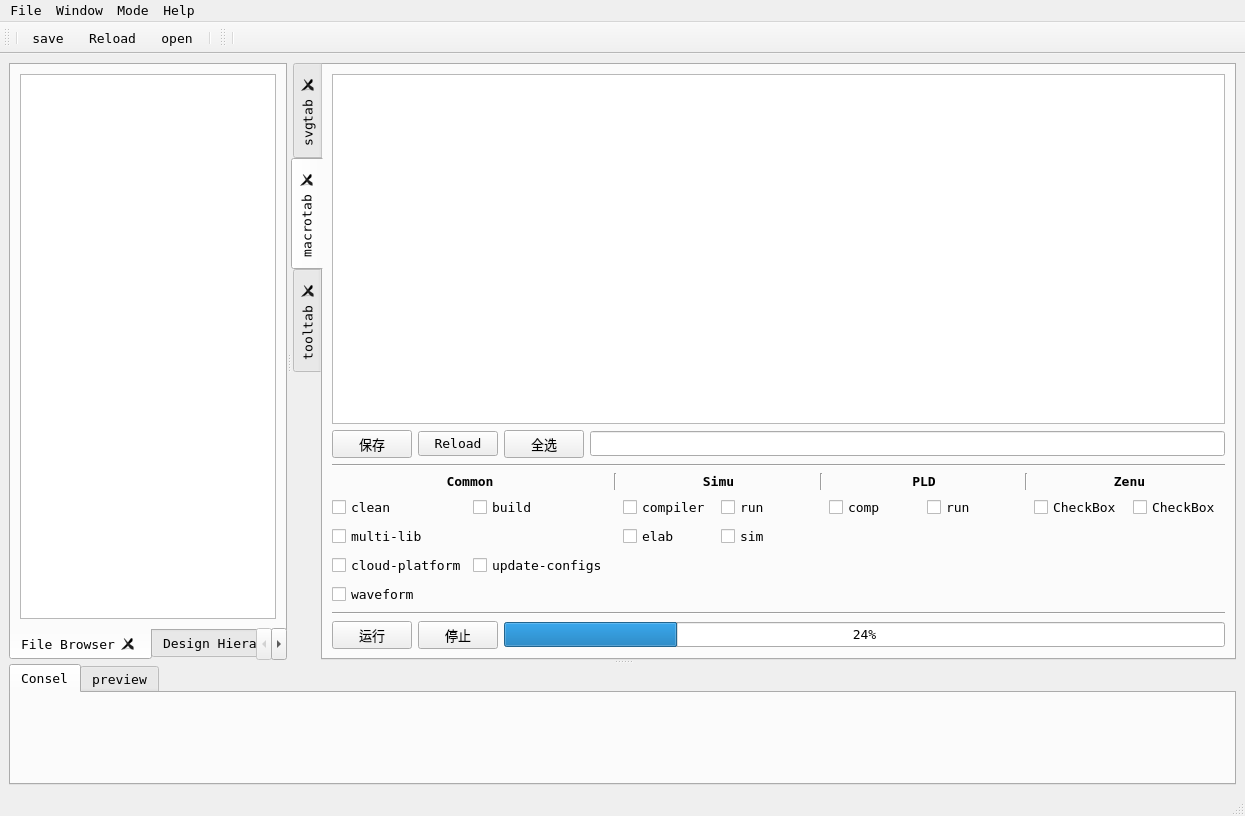
henry-czh/cbs_smt, file ui/uvs.ui: the form before one commit.
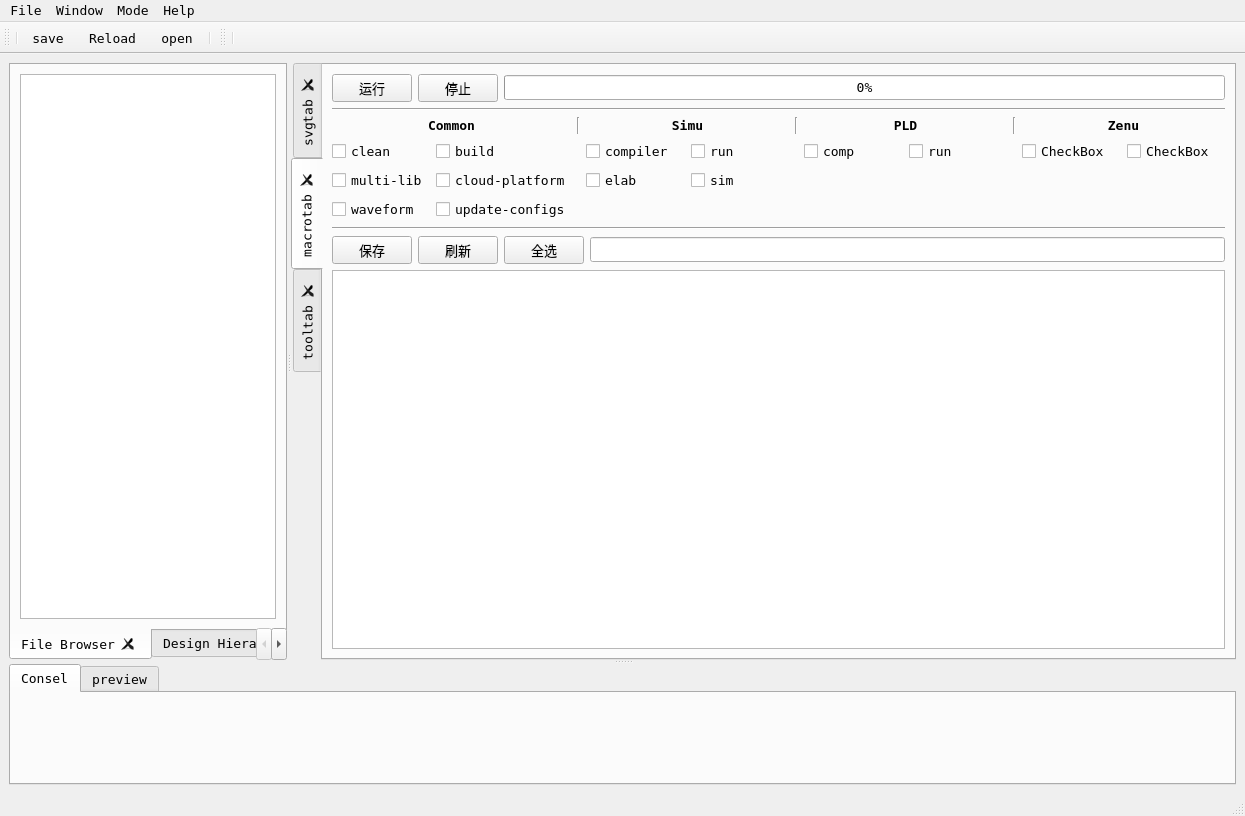
The form after the commit. Icons and pictures are not drawn.

What changed in the file:
```diff
--- a/ui/uvs.ui
+++ b/ui/uvs.ui
@@ -358,72 +358,44 @@
          </attribute>
          <layout class="QVBoxLayout" name="verticalLayout_2">
           <item>
-           <widget class="QTableWidget" name="diag_table">
-            <property name="dragEnabled">
-             <bool>true</bool>
-            </property>
-            <property name="alternatingRowColors">
-             <bool>true</bool>
-            </property>
-            <property name="showGrid">
-             <bool>false</bool>
-            </property>
-            <property name="gridStyle">
-             <enum>Qt::DashLine</enum>
-            </property>
-            <property name="sortingEnabled">
-             <bool>true</bool>
-            </property>
-            <attribute name="horizontalHeaderCascadingSectionResizes">
-             <bool>true</bool>
-            </attribute>
-            <attribute name="horizontalHeaderShowSortIndicator" stdset="0">
-             <bool>true</bool>
-            </attribute>
-            <attribute name="horizontalHeaderStretchLastSection">
-             <bool>true</bool>
-            </attribute>
-            <attribute name="verticalHeaderCascadingSectionResizes">
-             <bool>true</bool>
-            </attribute>
-            <attribute name="verticalHeaderShowSortIndicator" stdset="0">
-             <bool>true</bool>
-            </attribute>
-            <attribute name="verticalHeaderStretchLastSection">
-             <bool>false</bool>
-            </attribute>
-           </widget>
-          </item>
-          <item>
-           <layout class="QHBoxLayout" name="horizontalLayout_4">
+           <layout class="QHBoxLayout" name="horizontalLayout">
             <item>
-             <widget class="QPushButton" name="saveDiag">
-              <property name="text">
-               <string>保存</string>
+             <widget class="QPushButton" name="run">
+              <property name="toolTip">
+               <string>执行选中testcase的指定任务，可多任务并行</string>
               </property>
-             </widget>
-            </item>
-            <item>
-             <widget class="QPushButton" name="reload">
               <property name="text">
-               <string>Reload</string>
+               <string>运行</string>
               </property>
+              <property name="icon">
+               <iconset>
+                <normaloff>ico/new_doc.png</normaloff>ico/new_doc.png</iconset>
+              </property>
+              <property name="checkable">
+               <bool>false</bool>
+              </property>
+              <property name="checked">
+               <bool>false</bool>
+              </property>
              </widget>
             </item>
             <item>
-             <widget class="QPushButton" name="selectalltc">
+             <widget class="QPushButton" name="stopSimuate">
+              <property name="toolTip">
+               <string>停止选中的testcase项的执行</string>
+              </property>
               <property name="text">
-               <string>全选</string>
+               <string>停止</string>
               </property>
              </widget>
             </item>
             <item>
-             <widget class="QLineEdit" name="lineEdit">
-              <property name="tabletTracking">
-               <bool>true</bool>
+             <widget class="QProgressBar" name="progressBar">
+              <property name="toolTip">
+               <string>任务进度</string>
               </property>
-              <property name="clearButtonEnabled">
-               <bool>true</bool>
+              <property name="value">
+               <number>0</number>
               </property>
              </widget>
             </item>
@@ -615,14 +587,14 @@
               </property>
              </widget>
             </item>
-            <item row="3" column="0">
+            <item row="2" column="1">
              <widget class="QCheckBox" name="cloudCB">
               <property name="text">
                <string>cloud-platform</string>
               </property>
              </widget>
             </item>
-            <item row="3" column="1">
+            <item row="4" column="1">
              <widget class="QCheckBox" name="updateconfigsCB">
               <property name="text">
                <string>update-configs</string>
@@ -639,40 +611,92 @@
            </widget>
           </item>
           <item>
-           <layout class="QHBoxLayout" name="horizontalLayout">
+           <layout class="QHBoxLayout" name="horizontalLayout_4">
             <item>
-             <widget class="QPushButton" name="run">
+             <widget class="QPushButton" name="saveDiag">
+              <property name="toolTip">
+               <string>保存修改后的diag内容到本地文件</string>
+              </property>
               <property name="text">
-               <string>运行</string>
+               <string>保存</string>
               </property>
-              <property name="icon">
-               <iconset>
-                <normaloff>ico/new_doc.png</normaloff>ico/new_doc.png</iconset>
+             </widget>
+            </item>
+            <item>
+             <widget class="QPushButton" name="reload">
+              <property name="toolTip">
+               <string>同步本地diag文件内容</string>
               </property>
-              <property name="checkable">
-               <bool>false</bool>
+              <property name="text">
+               <string>刷新</string>
               </property>
-              <property name="checked">
-               <bool>false</bool>
-              </property>
              </widget>
             </item>
             <item>
-             <widget class="QPushButton" name="stopSimuate">
+             <widget class="QPushButton" name="selectalltc">
+              <property name="toolTip">
+               <string>选择全部testcase项</string>
+              </property>
               <property name="text">
-               <string>停止</string>
+               <string>全选</string>
               </property>
              </widget>
             </item>
             <item>
-             <widget class="QProgressBar" name="progressBar">
-              <property name="value">
-               <number>24</number>
+             <widget class="QLineEdit" name="lineEdit">
+              <property name="tabletTracking">
+               <bool>true</bool>
+              </property>
+              <property name="clearButtonEnabled">
+               <bool>true</bool>
               </property>
              </widget>
             </item>
            </layout>
           </item>
+          <item>
+           <widget class="QTableWidget" name="diag_table">
+            <property name="toolTip">
+             <string/>
+            </property>
+            <property name="editTriggers">
+             <set>QAbstractItemView::DoubleClicked|QAbstractItemView::EditKeyPressed</set>
+            </property>
+            <property name="dragEnabled">
+             <bool>true</bool>
+            </property>
+            <property name="alternatingRowColors">
+             <bool>true</bool>
+            </property>
+            <property name="showGrid">
+             <bool>false</bool>
+            </property>
+            <property name="gridStyle">
+             <enum>Qt::DashLine</enum>
+            </property>
+            <property name="sortingEnabled">
+             <bool>true</bool>
+            </property>
+            <attribute name="horizontalHeaderCascadingSectionResizes">
+             <bool>true</bool>
+            </attribute>
+            <attribute name="horizontalHeaderShowSortIndicator" stdset="0">
+             <bool>true</bool>
+            </attribute>
+            <attribute name="horizontalHeaderStretchLastSection">
+             <bool>true</bool>
+            </attribute>
+            <attribute name="verticalHeaderCascadingSectionResizes">
+             <bool>true</bool>
+            </attribute>
+            <attribute name="verticalHeaderShowSortIndicator" stdset="0">
+             <bool>true</bool>
+            </attribute>
+            <attribute name="verticalHeaderStretchLastSection">
+             <bool>false</bool>
+            </attribute>
+           </widget>
+          </item>
          </layout>
         </widget>
         <widget class="QWidget" name="tooltab">
```
Left out of the diff: 4 changed lines with no effect on the pictures.
